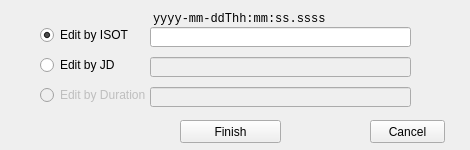
Old version of the form source/ui/edittimedialog.ui in the repository whiskie14142/SolarSystemVoyager.
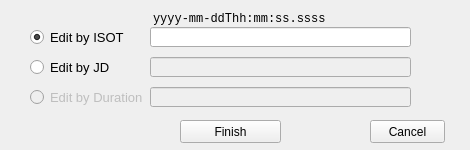
New version of the form.

What changed in the file:
```diff
--- a/source/ui/edittimedialog.ui
+++ b/source/ui/edittimedialog.ui
@@ -25,6 +25,12 @@
     <height>150</height>
    </size>
   </property>
+  <property name="font">
+   <font>
+    <family>Yu Gothic UI</family>
+    <pointsize>9</pointsize>
+   </font>
+  </property>
   <property name="windowTitle">
    <string>Date and Time Editor</string>
   </property>
@@ -66,12 +72,17 @@
   <widget class="QRadioButton" name="radioISOT">
    <property name="geometry">
     <rect>
-     <x>40</x>
+     <x>30</x>
      <y>27</y>
-     <width>111</width>
-     <height>16</height>
+     <width>121</width>
+     <height>20</height>
     </rect>
    </property>
+   <property name="font">
+    <font>
+     <pointsize>10</pointsize>
+    </font>
+   </property>
    <property name="text">
     <string>Edit by ISOT</string>
    </property>
@@ -82,12 +93,17 @@
   <widget class="QRadioButton" name="radioJD">
    <property name="geometry">
     <rect>
-     <x>40</x>
+     <x>30</x>
      <y>57</y>
-     <width>111</width>
-     <height>16</height>
+     <width>121</width>
+     <height>20</height>
     </rect>
    </property>
+   <property name="font">
+    <font>
+     <pointsize>10</pointsize>
+    </font>
+   </property>
    <property name="text">
     <string>Edit by JD</string>
    </property>
@@ -98,12 +114,17 @@
    </property>
    <property name="geometry">
     <rect>
-     <x>40</x>
+     <x>30</x>
      <y>87</y>
-     <width>111</width>
-     <height>16</height>
+     <width>121</width>
+     <height>20</height>
     </rect>
    </property>
+   <property name="font">
+    <font>
+     <pointsize>10</pointsize>
+    </font>
+   </property>
    <property name="text">
     <string>Edit by Duration</string>
    </property>
```
